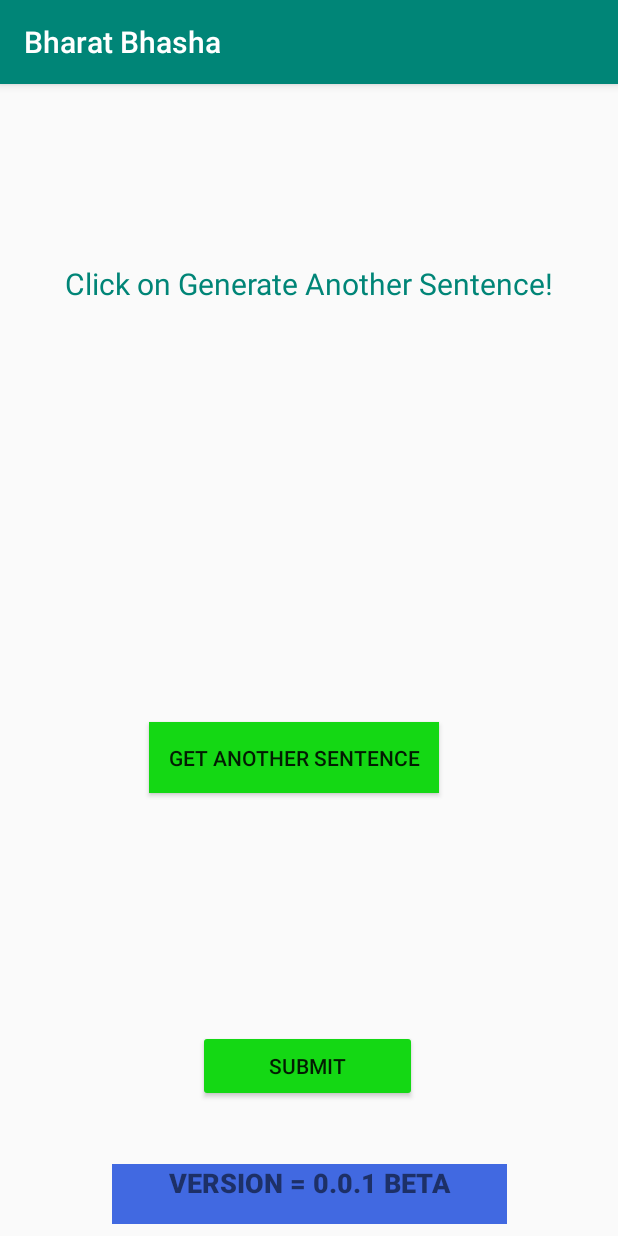
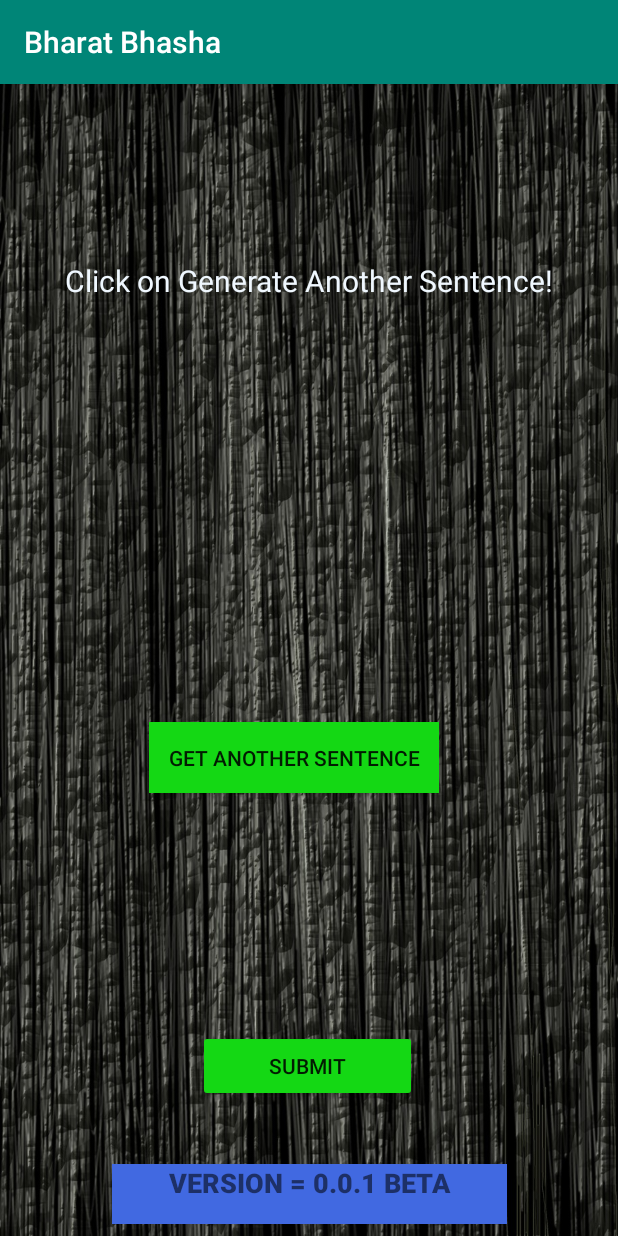
Before and after one commit to prateekraawat1/Tts_indian_lang, an Android app: the screen it shows after launch (MainActivity), on a phone screen of 412 x 824 dp. Run offline under Robolectric (Android 15) with nearby library versions, the phone set to English and light mode, and no system bars.

Commit message:
layoutedit
font color ,padding of Edittext and added bacground

```diff
--- a/app/src/main/res/layout/activity_main.xml
+++ b/app/src/main/res/layout/activity_main.xml
@@ -4,24 +4,26 @@
     xmlns:tools="http://schemas.android.com/tools"
     android:layout_width="match_parent"
     android:layout_height="match_parent"
+    android:background="@drawable/backgrnd"
     tools:context=".MainActivity">
 
     <TextView
         android:id="@+id/textView_sentence"
-        android:layout_width="380dp"
+        android:layout_width="345dp"
         android:layout_height="246dp"
         android:layout_margin="20px"
         android:layout_marginHorizontal="20mm"
+        android:layout_marginLeft="10dp"
+        android:layout_marginRight="10dp"
         android:text="Click on Generate Another Sentence!"
         android:textAlignment="center"
-        android:textColor="@color/colorPrimary"
+        android:textColor="@color/alice_blue"
         android:textSize="20dp"
         app:layout_constraintBottom_toBottomOf="parent"
-        app:layout_constraintHorizontal_bias="0.516"
         app:layout_constraintLeft_toLeftOf="parent"
         app:layout_constraintRight_toRightOf="parent"
         app:layout_constraintTop_toTopOf="parent"
-        app:layout_constraintVertical_bias="0.214" />
+        app:layout_constraintVertical_bias="0.21" />
 
     <Button
         android:id="@+id/button_submit"
@@ -48,11 +50,11 @@
         android:layout_marginEnd="8dp"
         android:layout_marginBottom="8dp"
         android:background="@color/royal_blue"
+        android:fontFamily="sans-serif-black"
         android:text="@string/app_version"
         android:textAlignment="center"
+        android:textAllCaps="true"
         android:textSize="18dp"
-        android:textAllCaps="true"
-        android:fontFamily="sans-serif-black"
         app:layout_constraintBottom_toBottomOf="parent"
         app:layout_constraintEnd_toEndOf="parent"
         app:layout_constraintStart_toStartOf="parent">
```
Also changed, not shown: app/src/main/res/drawable/backgrnd.jpg (added).
